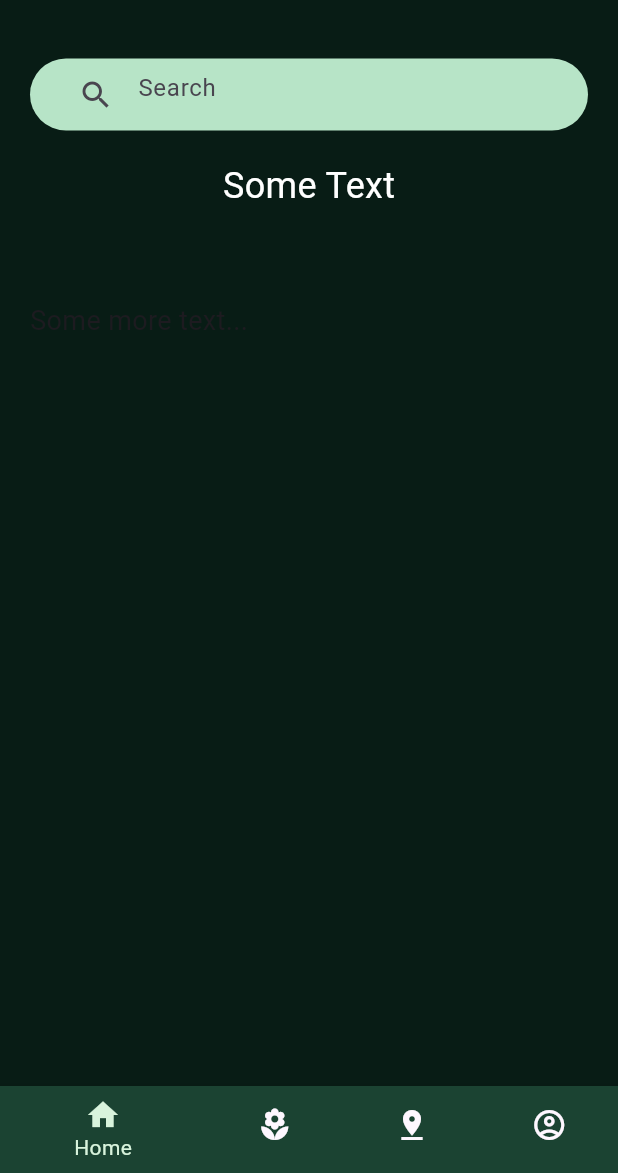
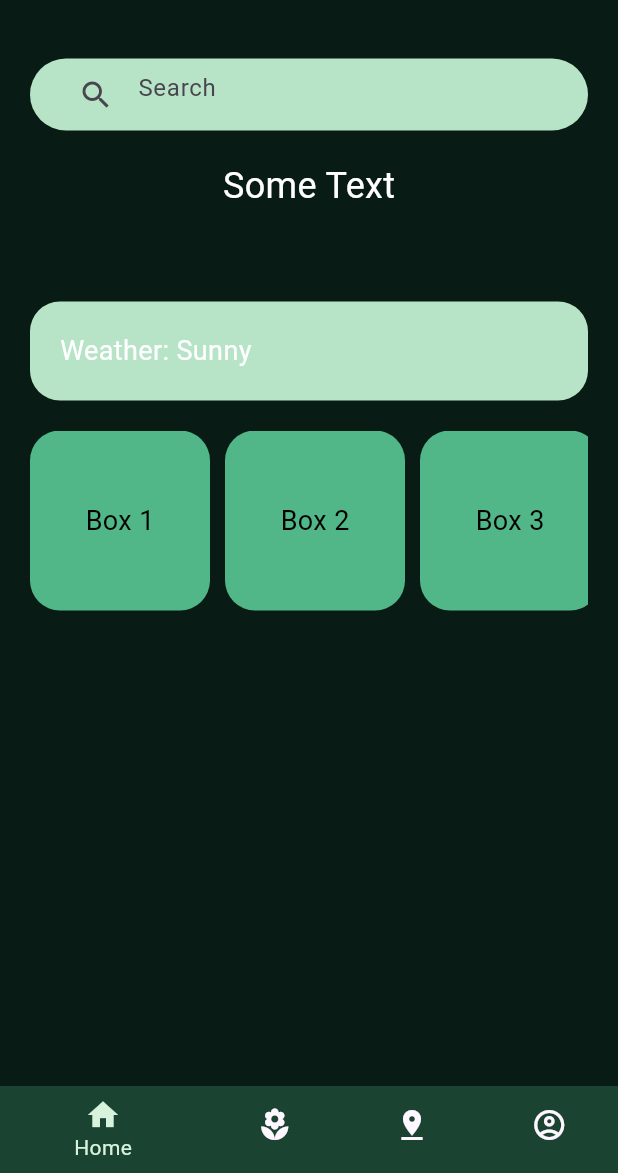
Before and after one commit to Sashank-05/urban-harvest, a Flutter app: the HomePage screen opened directly, on a phone screen of 412 x 824 dp, the part 63-1236 px from its top. Run offline on Flutter 3.47's test engine with Material 3 defaults, Android fonts, the phone set to English and light mode, and no system bars; our stand-ins replace google_sign_in; project files that could hold a hidden picture were left out.

Commit message:
homepage added boxes

```diff
--- a/lib/homepage/homepage.dart
+++ b/lib/homepage/homepage.dart
@@ -24,19 +24,17 @@ class HomePage extends StatelessWidget {
           crossAxisAlignment: CrossAxisAlignment.stretch,
           children: [
             Container(
-
-              padding: EdgeInsets.all(20),
-
+              padding: const EdgeInsets.all(20),
               child: Column(
                 children: [
-                  SizedBox(height: 5),
+                  const SizedBox(height: 5),
                   Container(
-                    padding: EdgeInsets.symmetric(horizontal: 20),
+                    padding: const EdgeInsets.symmetric(horizontal: 20),
                     decoration: BoxDecoration(
                       color: AppColors.secondaryColor,
                       borderRadius: BorderRadius.circular(30),
                     ),
-                    child: TextField(
+                    child: const TextField(
                       decoration: InputDecoration(
                         hintText: 'Search',
                         border: InputBorder.none,
@@ -44,8 +42,8 @@ class HomePage extends StatelessWidget {
                       ),
                     ),
                   ),
-                  SizedBox(height: 20),
-                  Text(
+                  const SizedBox(height: 20),
+                  const Text(
                     'Some Text',
                     style: TextStyle(
                       fontSize: 24,
@@ -55,16 +53,46 @@ class HomePage extends StatelessWidget {
                 ],
               ),
             ),
-            SizedBox(height: 20),
+            const SizedBox(height: 20),
             Container(
-              padding: EdgeInsets.all(20),
-              child: Text(
-                'Some more text...',
-                style: TextStyle(fontSize: 18),
+              padding: const EdgeInsets.all(20),
+              child: Column(
+                crossAxisAlignment: CrossAxisAlignment.stretch,
+                children: [
+                  // Weather box
+                  Container(
+                    padding: const EdgeInsets.all(20),
+                    decoration: BoxDecoration(
+                      color: AppColors.secondaryColor,
+                      borderRadius: BorderRadius.circular(20),
+                    ),
+                    child: const Text(
+                      'Weather: Sunny',
+                      style: TextStyle(
+                        fontSize: 18,
+                        color: Colors.white,
+                      ),
+                    ),
+                  ),
+                  const SizedBox(height: 20),
+                  // Horizontally scrollable boxes
+                  SizedBox(
+                    height: 120,
+                    child: ListView(
+                      scrollDirection: Axis.horizontal,
+                      children: [
+                        _buildHorizontalBox('Box 1'),
+                        _buildHorizontalBox('Box 2'),
+                        _buildHorizontalBox('Box 3'),
+                        _buildHorizontalBox('Box 4'),
+                        _buildHorizontalBox('Box 5'),
+                        // Add more boxes as needed
+                      ],
+                    ),
+                  ),
+                ],
               ),
             ),
-            // Add more text or widgets as needed below
-            SizedBox(height: 100), // Placeholder for more content
           ],
         ),
       ),
@@ -83,7 +111,7 @@ class HomePage extends StatelessWidget {
           BottomNavigationBarItem(
             icon: Icon(Icons.pin_drop),
             label: 'Locations',
-            backgroundColor:AppColors.backgroundColor2,
+            backgroundColor: AppColors.backgroundColor2,
           ),
           BottomNavigationBarItem(
             icon: Icon(Icons.account_circle_outlined),
@@ -99,4 +127,25 @@ class HomePage extends StatelessWidget {
       ),
     );
   }
+
+  Widget _buildHorizontalBox(String label) {
+    return Container(
+      width: 120,
+      margin: const EdgeInsets.only(right: 10),
+      padding: const EdgeInsets.all(10),
+      decoration: BoxDecoration(
+        color: AppColors.tertiaryColor,
+        borderRadius: BorderRadius.circular(20),
+      ),
+      child: Center(
+        child: Text(
+          label,
+          style: const TextStyle(
+            fontSize: 18,
+            color: Colors.black,
+          ),
+        ),
+      ),
+    );
+  }
 }
--- a/lib/main.dart
+++ b/lib/main.dart
@@ -54,7 +54,7 @@ class _CheckAuthState extends State<CheckAuth> {
         MaterialPageRoute(
             builder: (context) =>
 
-                HomePage()), // Navigate to LoginPage if not logged in
+                LoginPage()), // Navigate to LoginPage if not logged in
 
       );
     }
```
